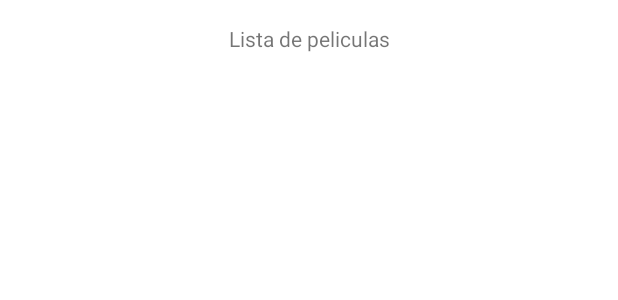
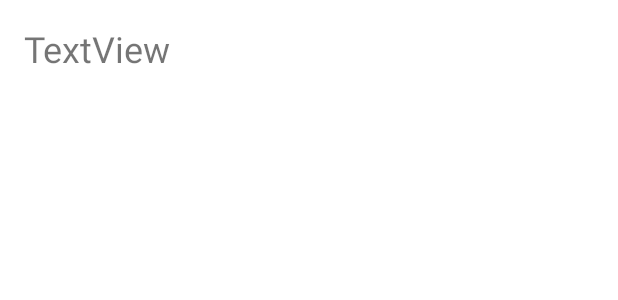
Before and after one commit to nachoregueiro/RegueiroRodriguezIgnacioProyectoPMDM, an Android app: the layout activity_lista_peliculas.xml on its own in the app's theme, with its tools: preview values and no code run, on a phone screen of 412 x 824 dp. Shown: the top 300 px of the screen. Run offline under Robolectric (Android 15) with nearby library versions, the phone set to English and light mode, and no system bars.

Commit message:
Seguir con la lista de peliculas.

```diff
--- a/app/src/main/AndroidManifest.xml
+++ b/app/src/main/AndroidManifest.xml
@@ -9,6 +9,9 @@
         android:roundIcon="@mipmap/ic_launcher_round"
         android:supportsRtl="true"
         android:theme="@style/Theme.RegueiroRodriguezIgnacioProyectoPMDM">
+        <activity
+            android:name=".item_peliculas"
+            android:exported="true" />
         <activity
             android:name=".ListaPeliculasActivity"
             android:exported="true" />
--- a/app/src/main/res/layout/activity_lista_peliculas.xml
+++ b/app/src/main/res/layout/activity_lista_peliculas.xml
@@ -7,27 +7,32 @@
     tools:context=".ListaPeliculasActivity">
 
     <TextView
-        android:id="@+id/tvListaPeliculas"
-        android:layout_width="wrap_content"
+        android:id="@+id/tvCountryName"
+        android:layout_width="0dp"
         android:layout_height="wrap_content"
+
+        android:layout_marginTop="16dp"
         android:layout_marginStart="16dp"
-        android:layout_marginTop="16dp"
-        android:layout_marginEnd="16dp"
-        android:text="Lista de peliculas"
+
+        android:text="TextView"
+        android:textSize="24sp"
+
         app:layout_constraintEnd_toEndOf="parent"
         app:layout_constraintStart_toStartOf="parent"
         app:layout_constraintTop_toTopOf="parent" />
 
     <androidx.recyclerview.widget.RecyclerView
-        android:id="@+id/recyclerView"
+        android:id="@+id/rvCountryList"
         android:layout_width="0dp"
         android:layout_height="0dp"
-        android:layout_marginStart="16dp"
         android:layout_marginTop="16dp"
-        android:layout_marginEnd="16dp"
-        android:layout_marginBottom="16dp"
         app:layout_constraintBottom_toBottomOf="parent"
         app:layout_constraintEnd_toEndOf="parent"
         app:layout_constraintStart_toStartOf="parent"
-        app:layout_constraintTop_toBottomOf="@+id/tvListaPeliculas" />
+        app:layout_constraintTop_toBottomOf="@+id/textView"
+        tools:ignore="UnknownIdInLayout"
+        />
+
+
+
 </androidx.constraintlayout.widget.ConstraintLayout>
```
Also changed, not shown: app/src/main/java/adapters/PeliculasListaAdapter.kt (added, +41 -0 lines), app/src/main/java/entities/Personaje.kt (added, +9 -0 lines), app/src/main/java/es/regueirorodriguezignacioproyectopmdm/item_peliculas.kt (added, +16 -0 lines), app/src/main/res/layout/activity_main.xml (+5 -5 lines).
